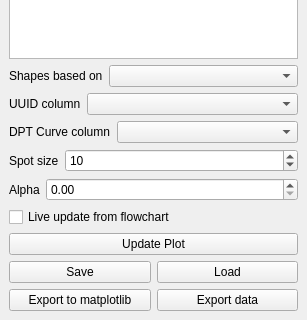
This is mesmerize/plotting/widgets/scatter/control_widget.ui in kushalkolar/MESmerize as Qt 5 draws it before an edit; both pictures show x 0 to 307 and y 481 to 801 of the 307 by 801 pixel window. The edited form follows.
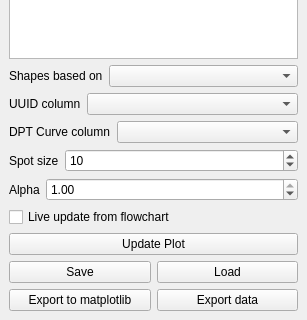
This is the edited form. Custom widgets are drawn as their Qt base class.

Commit message: scatter plot control widget alpha spin box has proper value range

```diff
--- a/mesmerize/plotting/widgets/scatter/control_widget.ui
+++ b/mesmerize/plotting/widgets/scatter/control_widget.ui
@@ -275,6 +275,15 @@
           <verstretch>0</verstretch>
          </sizepolicy>
         </property>
+        <property name="maximum">
+         <double>1.000000000000000</double>
+        </property>
+        <property name="singleStep">
+         <double>0.050000000000000</double>
+        </property>
+        <property name="value">
+         <double>1.000000000000000</double>
+        </property>
        </widget>
       </item>
      </layout>
```
The commit also changes 1 other file.
